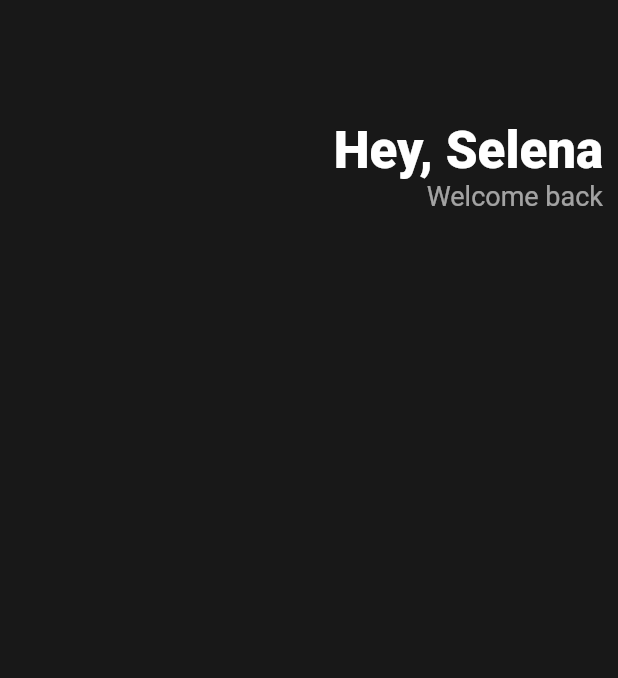
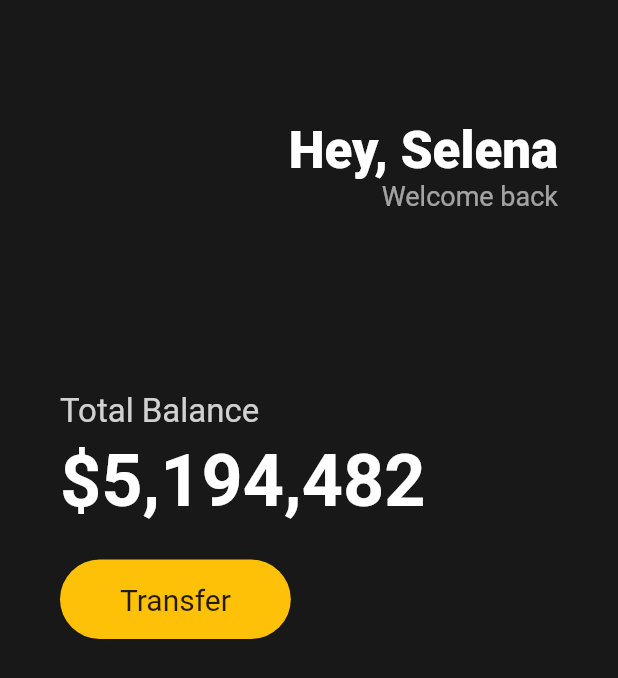
Before and after one commit to StudioZERONE/study_flutter_01_toonflix, a Flutter app: the screen it shows after launch, on a phone screen of 412 x 824 dp. Shown: the top 678 px of the screen. Run offline on Flutter 3.47's test engine with Material 2 defaults, Android fonts, the phone set to English and light mode, and no system bars.

Commit message:
Sample UI 잡는 중

```diff
--- a/lib/main.dart
+++ b/lib/main.dart
@@ -11,8 +11,9 @@ class App extends StatelessWidget {
       home: Scaffold(
           backgroundColor: Color(0xFF181818),
           body: Padding(
-            padding: EdgeInsets.symmetric(horizontal: 10),
+            padding: EdgeInsets.symmetric(horizontal: 40),
             child: Column(
+              crossAxisAlignment: CrossAxisAlignment.start,
               children: [
                 SizedBox(
                   height: 80,
@@ -39,9 +40,55 @@ class App extends StatelessWidget {
                           ),
                         ),
                       ],
-                    )
+                    ),
                   ],
-                )
+                ),
+                SizedBox(
+                  height: 120,
+                ),
+                Text(
+                  'Total Balance',
+                  style: TextStyle(
+                    fontSize: 22,
+                    color: Colors.white.withOpacity(0.8),
+                  ),
+                ),
+                SizedBox(
+                  height: 5,
+                ),
+                Text(
+                  '\$5,194,482',
+                  style: TextStyle(
+                    fontSize: 48,
+                    fontWeight: FontWeight.w600,
+                    color: Colors.white,
+                  ),
+                ),
+                SizedBox(
+                  height: 25,
+                ),
+                Row(
+                  children: [
+                    Container(
+                      decoration: BoxDecoration(
+                        color: Colors.amber,
+                        borderRadius: BorderRadius.circular(45),
+                      ),
+                      child: Padding(
+                        padding: EdgeInsets.symmetric(
+                          vertical: 15,
+                          horizontal: 40,
+                        ),
+                        child: Text(
+                          'Transfer',
+                          style: TextStyle(
+                            fontSize: 20,
+                          ),
+                        ),
+                      ),
+                    ),
+                  ],
+                ),
               ],
             ),
           )),
```
